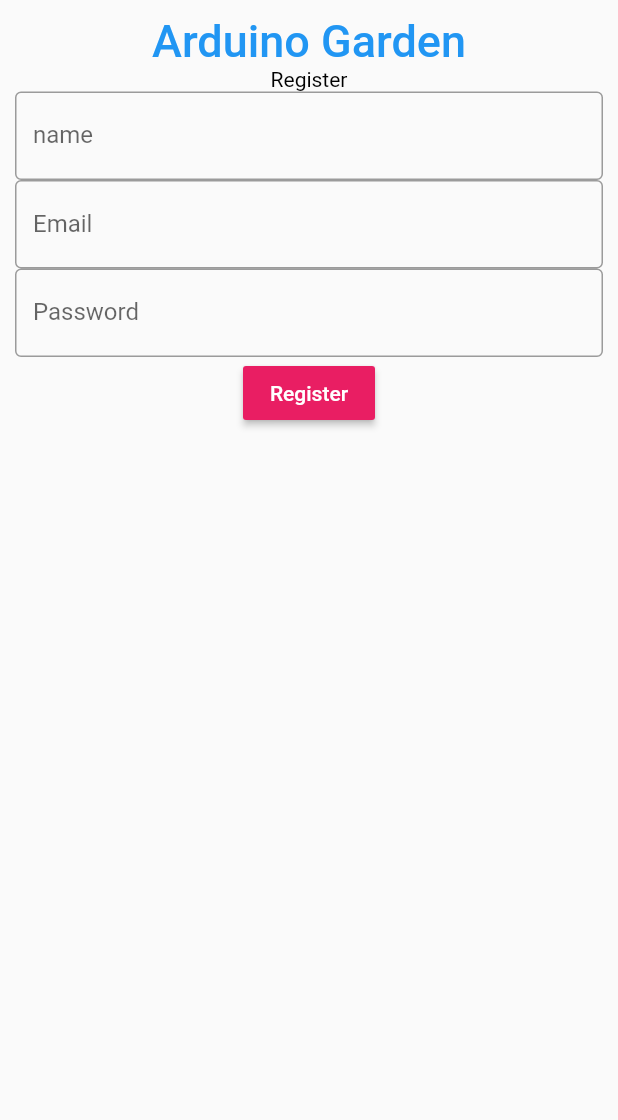
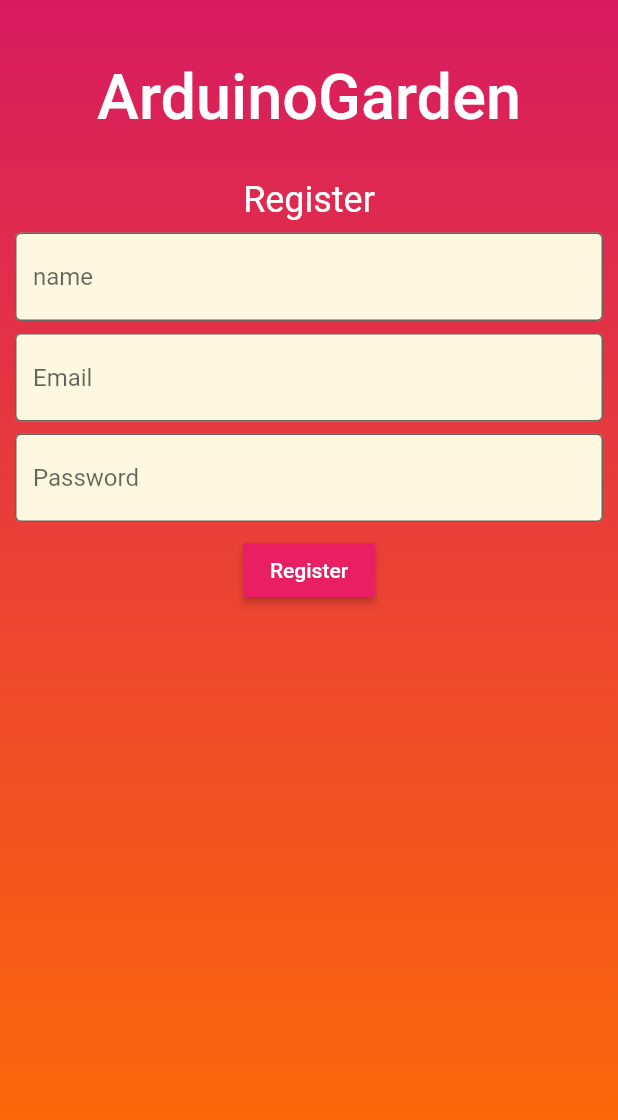
Before and after one commit to DariusTeperdel/ArduinoGarden, a Flutter app: the screen it shows after launch, after a tap on "Register", on a phone screen of 412 x 824 dp. Shown: the top 1120 px of the screen. Run offline on Flutter 3.47's test engine with Material 2 defaults, Android fonts, the phone set to English and light mode, and no system bars; our stand-ins replace flutter_colorpicker, fluttertoast, shared_preferences, syncfusion_flutter_charts, syncfusion_flutter_gauges; missing offline and left inert: clipboard; accounts and stored records are empty; network calls fail.

Commit message:
fe updates on login and popups

```diff
--- a/lib/pages/stats.dart
+++ b/lib/pages/stats.dart
@@ -59,7 +59,7 @@ class _StatsPageState extends State<StatsPage> with TickerProviderStateMixin {
   }
 
   bool get arduinoOnline {
-    return arduinoLastActive < 1;
+    return arduinoLastActive > 30;
   }
 
   void delayedStartRefreshTimer() {
--- a/lib/screens/homescreen.dart
+++ b/lib/screens/homescreen.dart
@@ -83,7 +83,10 @@ class _HomeScreenState extends State<HomeScreen> {
                   );
                 });
               },
-              child: Text('+'),
+              child: Icon(
+                Icons.add,
+                color: Colors.white,
+              ),
             ),
           ]
         ],
--- a/lib/screens/login.dart
+++ b/lib/screens/login.dart
@@ -19,37 +19,52 @@ class _LoginState extends State<Login> {
 
   @override
   Widget build(BuildContext context) {
-    return Scaffold(
+    return Container(
+      decoration: BoxDecoration(
+        gradient: LinearGradient(
+          begin: Alignment.topCenter,
+          end: Alignment.bottomCenter,
+          colors: [
+            Colors.pink.shade600,
+            Colors.amber.shade900,
+          ],
+        ),
+      ),
+      child: Scaffold(
+        backgroundColor: Colors.transparent,
         body: Padding(
           padding: const EdgeInsets.all(10),
           child: Column(
             children: [
               Container(
                 alignment: Alignment.center,
-              padding: const EdgeInsets.all(10),
+                padding: const EdgeInsets.all(30),
                 child: const Text(
-                'Arduino Garden',
+                  'ArduinoGarden',
                   style: TextStyle(
-                  color: Colors.blue,
+                    color: Colors.white,
                     fontWeight: FontWeight.w500,
-                  fontSize: 30,
+                    fontSize: 42,
                   ),
                 ),
               ),
               const Text(
                 'Login',
                 style: TextStyle(
-                color: Colors.black,
+                  color: Colors.white,
                   fontWeight: FontWeight.w400,
-                fontSize: 14,
+                  fontSize: 24,
                 ),
               ),
               Container(
+                padding: EdgeInsets.only(bottom: 8.0, top: 8.0),
                 child: TextField(
                   controller: emailController,
                   decoration: const InputDecoration(
+                    filled: true,
+                    fillColor: const Color(0xFFFFF8E1),
                     border: OutlineInputBorder(),
-                  labelText: 'Email',
+                    hintText: 'Email',
                   ),
                 ),
               ),
@@ -58,8 +73,10 @@ class _LoginState extends State<Login> {
                   obscureText: true,
                   controller: passwordController,
                   decoration: const InputDecoration(
+                    filled: true,
+                    fillColor: const Color(0xFFFFF8E1),
                     border: OutlineInputBorder(),
-                  labelText: 'Password',
+                    hintText: 'Password',
                   ),
                 ),
               ),
@@ -103,6 +120,7 @@ class _LoginState extends State<Login> {
             ],
           ),
         ),
+      ),
     );
   }
 }
--- a/lib/screens/register.dart
+++ b/lib/screens/register.dart
@@ -19,47 +19,75 @@ class _RegisterState extends State<Register> {
 
   @override
   Widget build(BuildContext context) {
-    return Scaffold(
+    return Container(
+      decoration: BoxDecoration(
+        gradient: LinearGradient(
+          begin: Alignment.topCenter,
+          end: Alignment.bottomCenter,
+          colors: [
+            Colors.pink.shade600,
+            Colors.amber.shade900,
+          ],
+        ),
+      ),
+      child: Scaffold(
+        backgroundColor: Colors.transparent,
         body: Padding(
           padding: const EdgeInsets.all(10),
           child: Column(
             children: [
-            const Text(
-              'Arduino Garden',
+              Container(
+                alignment: Alignment.center,
+                padding: const EdgeInsets.all(30),
+                child: const Text(
+                  'ArduinoGarden',
                   style: TextStyle(
-                color: Colors.blue,
+                    color: Colors.white,
                     fontWeight: FontWeight.w500,
-                fontSize: 30,
+                    fontSize: 42,
+                  ),
                 ),
               ),
               const Text(
                 'Register',
                 style: TextStyle(
-                color: Colors.black,
+                  color: Colors.white,
                   fontWeight: FontWeight.w400,
-                fontSize: 14,
+                  fontSize: 24,
                 ),
               ),
-            TextField(
+              Container(
+                padding: EdgeInsets.only(bottom: 8.0, top: 8.0),
+                child: TextField(
                   controller: nameController,
                   decoration: const InputDecoration(
+                    filled: true,
+                    fillColor: const Color(0xFFFFF8E1),
                     border: OutlineInputBorder(),
-                labelText: 'name',
+                    hintText: 'name',
+                  ),
                 ),
               ),
               TextField(
                 controller: emailController,
                 decoration: const InputDecoration(
+                  filled: true,
+                  fillColor: const Color(0xFFFFF8E1),
                   border: OutlineInputBorder(),
-                labelText: 'Email',
+                  hintText: 'Email',
                 ),
               ),
-            TextField(
+              Container(
+                padding: EdgeInsets.only(bottom: 8.0, top: 8.0),
+                child: TextField(
                   obscureText: true,
                   controller: passwordController,
                   decoration: const InputDecoration(
+                    filled: true,
+                    fillColor: const Color(0xFFFFF8E1),
                     border: OutlineInputBorder(),
-                labelText: 'Password',
+                    hintText: 'Password',
+                  ),
                 ),
               ),
               MaterialButton(
@@ -87,6 +115,7 @@ class _RegisterState extends State<Register> {
             ],
           ),
         ),
+      ),
     );
   }
 }
```
Also changed, not shown: lib/popups/create_garden.dart (+31 -5 lines), lib/popups/list_gardens.dart (+69 -14 lines). Lines whose indentation alone changed are shown as unchanged.
